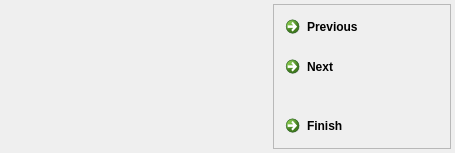
kLassikko/YuvToolkit, file YUVToolkit/ScoreWindow.ui: the form before one commit.
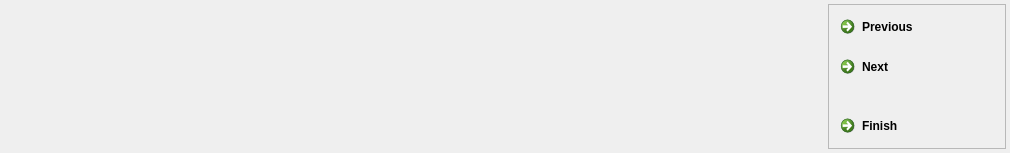
The form after the commit. Icons and pictures are not drawn.

What changed in the file:
```diff
--- a/YUVToolkit/ScoreWindow.ui
+++ b/YUVToolkit/ScoreWindow.ui
@@ -6,7 +6,7 @@
    <rect>
     <x>0</x>
     <y>0</y>
-    <width>455</width>
+    <width>1010</width>
     <height>153</height>
    </rect>
   </property>
```
Left out of the diff: 2 changed lines with no effect on the pictures.
